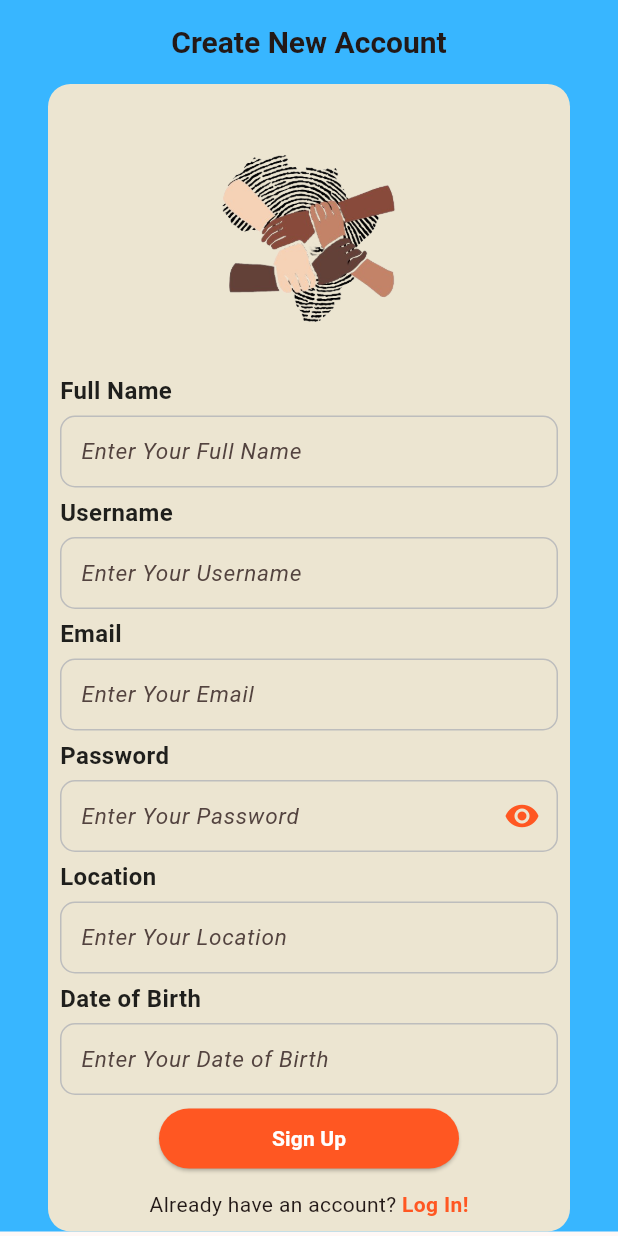
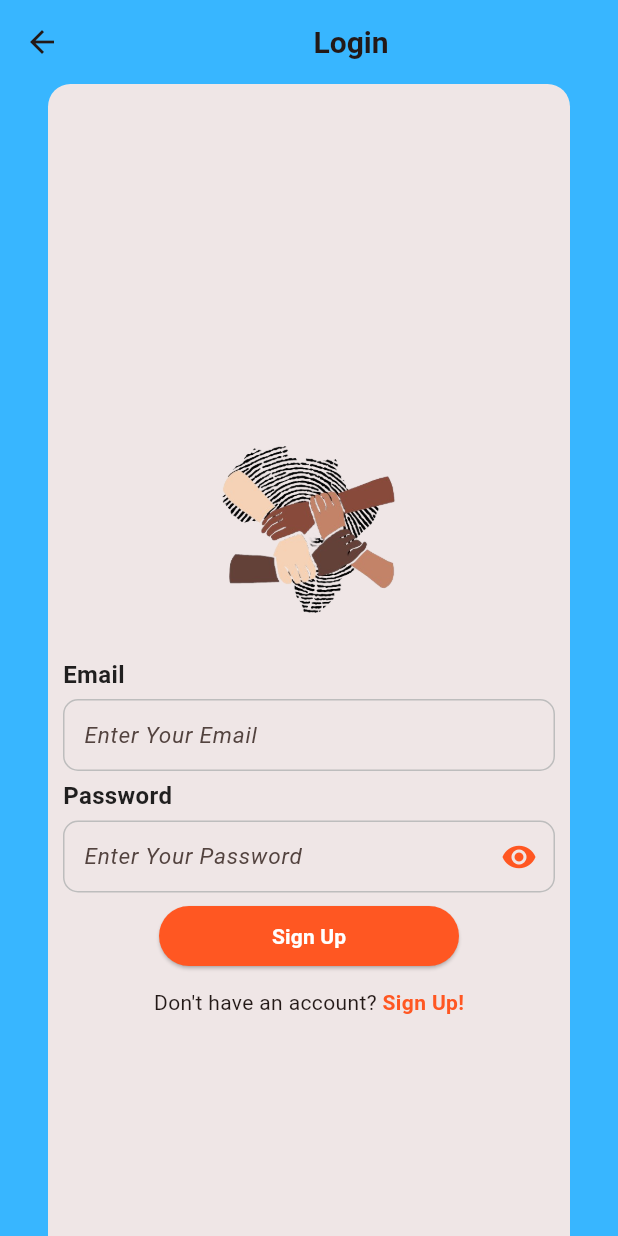
Before and after one commit to KaKaCodes1/UniKonnekt, a Flutter app: the screen it shows after launch, after a tap on "Log In!", on a phone screen of 412 x 824 dp. Run offline on Flutter 3.47's test engine with Material 3 defaults, Android fonts, the phone set to English and light mode, and no system bars.

Commit message:
Made login page

```diff
--- /dev/null
+++ b/lib/screens/login_screen.dart
@@ -0,0 +1,202 @@
+import 'package:flutter/material.dart';
+import 'package:unikonnect/screens/register_screen.dart';
+
+class LoginScreen extends StatefulWidget {
+  const LoginScreen({super.key});
+
+  @override
+  State<LoginScreen> createState() => _LoginScreenState();
+}
+
+class _LoginScreenState extends State<LoginScreen> {
+  bool obscureText = true;
+
+  late String email;
+  late String password;
+
+  @override
+  Widget build(BuildContext context) {
+    return Scaffold(
+      appBar: AppBar(
+        backgroundColor: const Color(0xff38b6ff),
+        title: const Center(
+          child: Text(
+            'Login',
+            style: TextStyle(
+              fontSize: 20,
+              fontWeight: FontWeight.bold
+            ),
+          ),
+        ),
+      ),
+
+      body: SingleChildScrollView(
+        child: Container(
+          width: double.infinity,
+          decoration: const BoxDecoration(
+            color:  Color(0xff38b6ff),
+          ),
+          child: Column(
+            children: [
+              Center(
+                child: Container(
+                  decoration: BoxDecoration(
+                    borderRadius: BorderRadius.circular(15),
+                    color: const Color.fromARGB(255, 239, 230, 230),
+                  ),
+                  width: 348,
+                  height: MediaQuery.of(context).size.height,
+                  child: Padding(
+                    padding: const EdgeInsets.all(10.0),
+                    child: Column(
+                      mainAxisSize: MainAxisSize.min,
+                      mainAxisAlignment: MainAxisAlignment.center,
+                      children: [
+                        Center(
+                          child: Image.asset(
+                            'assets/images/small_logo.png',
+                            width: 180,
+                            height: 180,
+                          ),
+                        ),
+                        inputField(
+                          label: 'Email',
+                          hintText: 'Enter Your Email',
+                          onChanged: (value) {
+                            email = value;
+                          },
+                        ),
+                        inputField(
+                          label: 'Password',
+                          hintText: 'Enter Your Password',
+                          obscureText: obscureText,
+                          onChanged: (value) {
+                            setState(() {
+                              password = value;
+                            });
+                          },
+                          onTap: () {
+                            setState(() {
+                              obscureText = !obscureText;
+                            });
+                          },
+                        ),
+
+                        ElevatedButton(
+                          onPressed: (){},
+                          style:ElevatedButton.styleFrom(
+                            minimumSize: const Size(200, 40),
+                            backgroundColor: Colors.deepOrange,
+                          ),
+                          child: const Text(
+                            'Sign Up',
+                            style: TextStyle(
+                              fontWeight: FontWeight.bold,
+                              color: Colors.white,
+
+                            ),
+                          ),
+                        ),
+
+                        const SizedBox(height: 10,),
+
+                        Row(
+                          mainAxisAlignment: MainAxisAlignment.center,
+                          children: [
+                            const Text("Don't have an account? "),
+                            GestureDetector(
+                              onTap: () {
+                                Navigator.push(
+                                  context,
+                                  MaterialPageRoute(
+                                    builder: (context) => const Register(),
+                                  ),
+                                );
+                              },
+                              child: const Text(
+                                'Sign Up!',
+                                style: TextStyle(
+                                  fontWeight: FontWeight.bold,
+                                  color: Colors.deepOrange,
+                                ),
+                              ),
+                            ),
+                          ],
+                        ),
+                      ]
+                    ),
+                  ),
+                ),//cont
+              ),
+            ],
+          ),
+        ),
+      ),
+    );
+  }
+Widget inputField({
+    required String label,
+    required String hintText,
+    bool obscureText = false,
+    required ValueChanged<String> onChanged,
+    VoidCallback? onTap,
+    TextEditingController? controller,
+  }) {
+    return Column(
+      crossAxisAlignment: CrossAxisAlignment.start,
+      children: [
+        Text(
+          label,
+          style: const TextStyle(
+              fontSize: 16, fontWeight: FontWeight.bold, color: Colors.black87),
+        ),
+        const SizedBox(
+          height: 5,
+        ),
+        TextField(
+          controller: controller,
+          obscureText: obscureText,
+          onChanged: onChanged,
+          onTap: label == 'Date of Birth' ? onTap : null,
+          readOnly: label == 'Date of Birth',
+          decoration: InputDecoration(
+            hintText: hintText,
+            hintStyle: const TextStyle(
+              fontStyle: FontStyle.italic,
+              fontSize: 15,
+            ),
+            suffixIcon: label == 'Password'
+                ? obscureText
+                    ? IconButton(
+                        icon: const Icon(
+                          Icons.visibility,
+                          color: Colors.deepOrange,
+                        ),
+                        onPressed: onTap,
+                      )
+                    : IconButton(
+                        icon: const Icon(
+                          Icons.visibility_off,
+                          color: Colors.deepOrange,
+                        ),
+                        onPressed: onTap,
+                      )
+                : null,
+            contentPadding:
+                const EdgeInsets.symmetric(vertical: 0, horizontal: 10),
+            enabledBorder: OutlineInputBorder(
+              borderRadius: BorderRadius.circular(10),
+              borderSide: BorderSide(color: Colors.grey.shade400),
+            ),
+            focusedBorder: const OutlineInputBorder(
+              borderSide: BorderSide(
+                color: Colors.deepOrange,
+              ),
+            ),
+          ),
+        ),
+        const SizedBox(height: 5),
+      ],
+    );
+  }
+}
--- a/lib/screens/register_screen.dart
+++ b/lib/screens/register_screen.dart
@@ -1,4 +1,5 @@
 import 'package:flutter/material.dart';
+import 'package:unikonnect/screens/login_screen.dart';
 
 class Register extends StatefulWidget {
   const Register({super.key});
@@ -40,20 +41,14 @@ class _RegisterState extends State<Register> {
           // height: double.infinity,
           decoration: const BoxDecoration(
             color:  Color(0xff38b6ff),
-            // gradient: RadialGradient(
-            //   center: FractionalOffset(0.5, 0.5),
-            //   focal: FractionalOffset(0.5, 0.5),
-            //   colors: [Color(0xffffe677), Color(0xff38b6ff)],
-            //   stops: [0.3, 1],
-            //   radius: 0.5,
-            // )
             ),
             child: Column(
               children: [
-                Container(
+                Center(
+                  child: Container(
                     decoration: BoxDecoration(
                       borderRadius: BorderRadius.circular(15),
-                    color: Color.fromARGB(255, 236, 229, 209),
+                      color: const Color.fromARGB(255, 239, 230, 230),
                     ),
                     width: 348,
 
@@ -168,6 +163,12 @@ class _RegisterState extends State<Register> {
                               const Text('Already have an account? '),
                               GestureDetector(
                                 onTap: () {
+                                  Navigator.push(
+                                    context,
+                                    MaterialPageRoute(
+                                      builder: (context) => const LoginScreen(),
+                                    ),
+                                  );
                                 },
                                 child: const Text(
                                   'Log In!',
@@ -183,6 +184,7 @@ class _RegisterState extends State<Register> {
                       ),
                     ),
 
+                  ),
                 )
 
 
```
Lines whose indentation alone changed are shown as unchanged.
